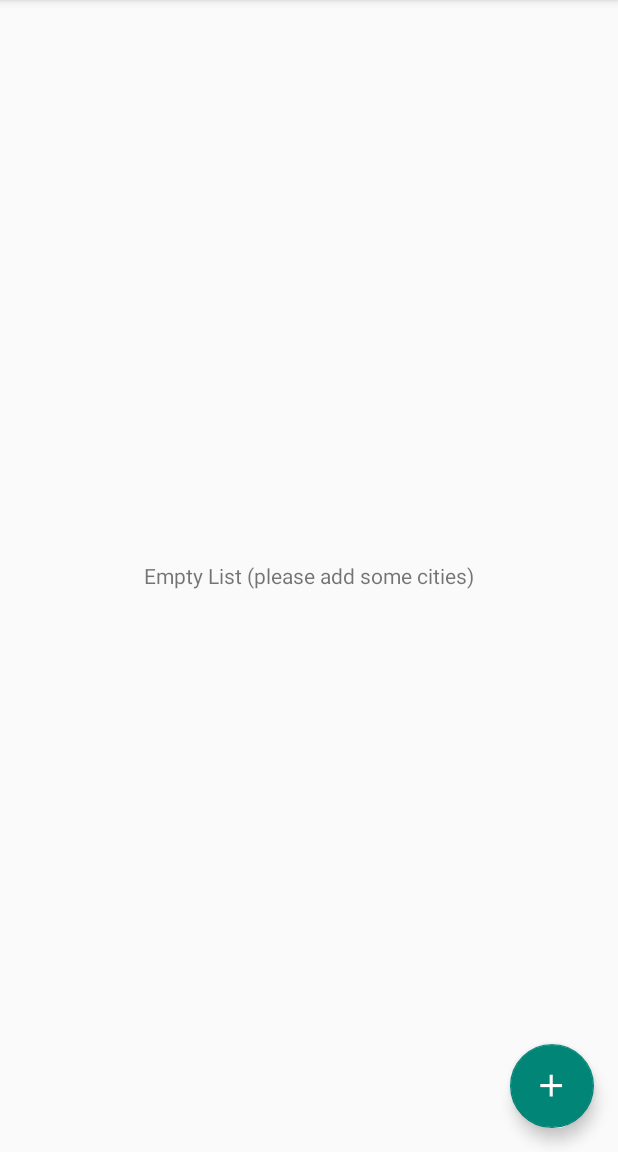
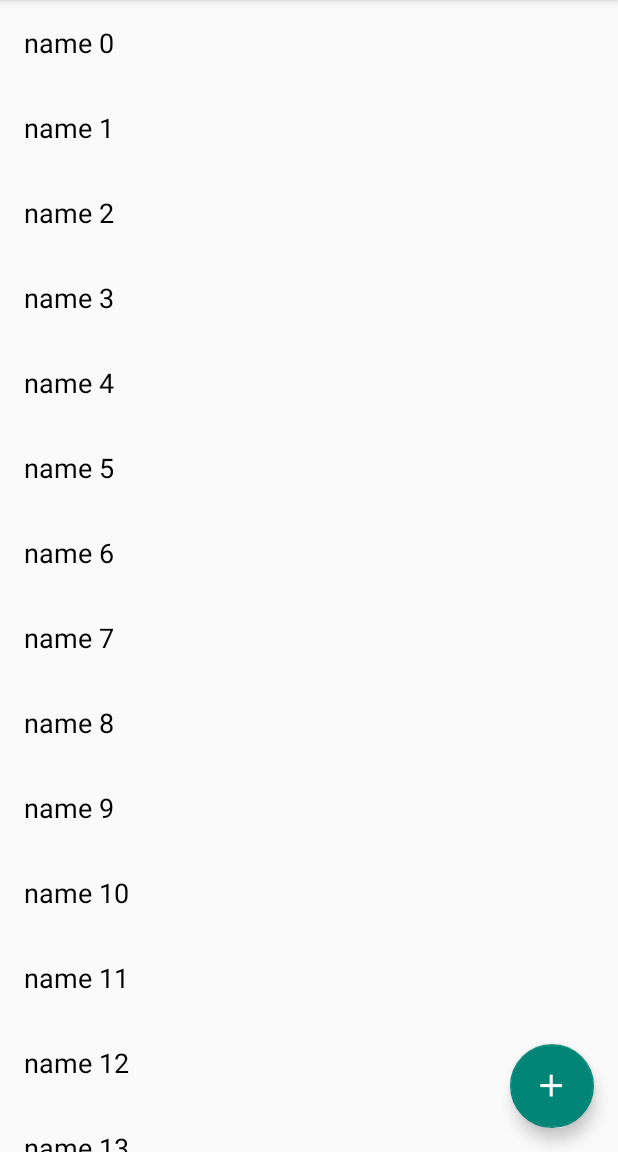
Before and after one commit to krsteforpoviolab/PovioLabTest, an Android app: the screen it shows after launch (CitiesActivity), on a phone screen of 412 x 824 dp, the part 84-1236 px from its top. Run offline under Robolectric (Android 15) with nearby library versions, the phone set to English and light mode, and no system bars.

Commit message:
Add CityAdapter and Holder classes. Add some dummy data to test the functionality so far.

```diff
--- a/app/src/main/java/com/poviolab/poviolabtest/activities/CitiesActivity.java
+++ b/app/src/main/java/com/poviolab/poviolabtest/activities/CitiesActivity.java
@@ -1,16 +1,73 @@
 package com.poviolab.poviolabtest.activities;
 
 import android.os.Bundle;
+import android.support.design.widget.FloatingActionButton;
 import android.support.v7.app.AppCompatActivity;
+import android.support.v7.widget.LinearLayoutManager;
+import android.support.v7.widget.RecyclerView;
+import android.view.View;
+import android.widget.TextView;
 
 import com.poviolab.poviolabtest.R;
+import com.poviolab.poviolabtest.adapter.CityAdapter;
+import com.poviolab.poviolabtest.model.City;
+import com.poviolab.poviolabtest.model.CityLab;
+
+import java.util.List;
 
 public class CitiesActivity extends AppCompatActivity {
+
+    private RecyclerView mCrimeRecyclerView;
+    private CityAdapter mAdapter;
+    private List<City> mCities;
 
     @Override
     protected void onCreate(Bundle savedInstanceState) {
         super.onCreate(savedInstanceState);
         setContentView(R.layout.activity_cities);
+
+        mCrimeRecyclerView = (RecyclerView)
+                findViewById(R.id.cities_recycler_view);
+        mCrimeRecyclerView.setLayoutManager(new LinearLayoutManager(CitiesActivity.this));
+
+
+        FloatingActionButton fab = (FloatingActionButton) findViewById(R.id.fab);
+        fab.setOnClickListener(new View.OnClickListener() {
+            @Override
+            public void onClick(View view) {
+
+            }
+        });
+
+        //add some dummy data
+        CityLab cityLab = CityLab.get(CitiesActivity.this.getApplicationContext());
+        for (int i=0; i<100;i++){
+            City c=new City();
+            c.setName("name "+i);
+            cityLab.addCity(c);
+
+        }
+
+        updateUI();
+    }
+
+    private void updateUI() {
+        CityLab cityLab = CityLab.get(CitiesActivity.this.getApplicationContext());
+        mCities = cityLab.getCities();
+
+        if (mAdapter == null) {
+            mAdapter = new CityAdapter(CitiesActivity.this.getApplicationContext(), mCities);
+            mCrimeRecyclerView.setAdapter(mAdapter);
+        } else {
+            mAdapter.setCrimes(mCities);
+            mAdapter.notifyDataSetChanged();
+        }
+
+        if (mCities.isEmpty()) {
+            ((TextView) findViewById(R.id.no_items_text_view)).setVisibility(View.VISIBLE);
+        } else {
+            ((TextView) findViewById(R.id.no_items_text_view)).setVisibility(View.GONE);
+        }
     }
 
 }
--- /dev/null
+++ b/app/src/main/java/com/poviolab/poviolabtest/adapter/CityAdapter.java
@@ -0,0 +1,46 @@
+package com.poviolab.poviolabtest.adapter;
+
+import android.content.Context;
+import android.support.v7.widget.RecyclerView;
+import android.view.LayoutInflater;
+import android.view.View;
+import android.view.ViewGroup;
+
+import com.poviolab.poviolabtest.R;
+import com.poviolab.poviolabtest.model.City;
+
+import java.util.List;
+
+public class CityAdapter extends RecyclerView.Adapter<CityHolder>  {
+
+    private List<City> mCities;
+    private Context mContext;
+
+    public CityAdapter(Context c, List<City> cities) {
+        mContext = c;
+        mCities = cities;
+    }
+
+    @Override
+    public CityHolder onCreateViewHolder(ViewGroup parent, int viewType) {
+        LayoutInflater layoutInflater = LayoutInflater.from(mContext);
+        View view = layoutInflater.inflate(R.layout.list_item_city_temperature, parent, false);
+        return new CityHolder(mContext, view);
+    }
+
+    @Override
+    public void onBindViewHolder(CityHolder holder, int position) {
+        City city = mCities.get(position);
+        holder.bindCity(city);
+    }
+
+    @Override
+    public int getItemCount() {
+        return mCities.size();
+    }
+
+    public void setCrimes(List<City> cities) {
+        mCities = cities;
+    }
+
+}
--- /dev/null
+++ b/app/src/main/java/com/poviolab/poviolabtest/adapter/CityHolder.java
@@ -0,0 +1,29 @@
+package com.poviolab.poviolabtest.adapter;
+
+import android.content.Context;
+import android.support.v7.widget.RecyclerView;
+import android.view.View;
+import android.widget.TextView;
+
+import com.poviolab.poviolabtest.R;
+import com.poviolab.poviolabtest.model.City;
+
+public class CityHolder extends RecyclerView.ViewHolder {
+
+    private TextView mCityTextView;
+    private Context mContext;
+    private City mCity;
+
+    public CityHolder(Context c, View itemView) {
+        super(itemView);
+        mContext = c;
+
+        mCityTextView = (TextView) itemView.findViewById(R.id.temperature_city_text_view);
+     }
+
+    public void bindCity(City city) {
+        mCity = city;
+        mCityTextView.setText(mCity.getName());
+    }
+
+}
--- /dev/null
+++ b/app/src/main/res/layout/list_item_city_temperature.xml
@@ -0,0 +1,14 @@
+<RelativeLayout xmlns:android="http://schemas.android.com/apk/res/android"
+    android:layout_width="match_parent"
+    android:layout_height="wrap_content"
+    android:padding="@dimen/item_padding">
+
+
+    <TextView
+        android:id="@+id/temperature_city_text_view"
+        style="@android:style/TextAppearance.Medium"
+        android:layout_width="match_parent"
+        android:layout_height="wrap_content"
+        android:text=""
+        android:textColor="@color/dark_text" />
+</RelativeLayout>
--- /dev/null
+++ b/app/src/main/res/values/colors.xml
@@ -0,0 +1,6 @@
+<?xml version="1.0" encoding="utf-8"?>
+<resources>
+
+    <color name="dark_text">#000000</color>
+
+</resources>
```
